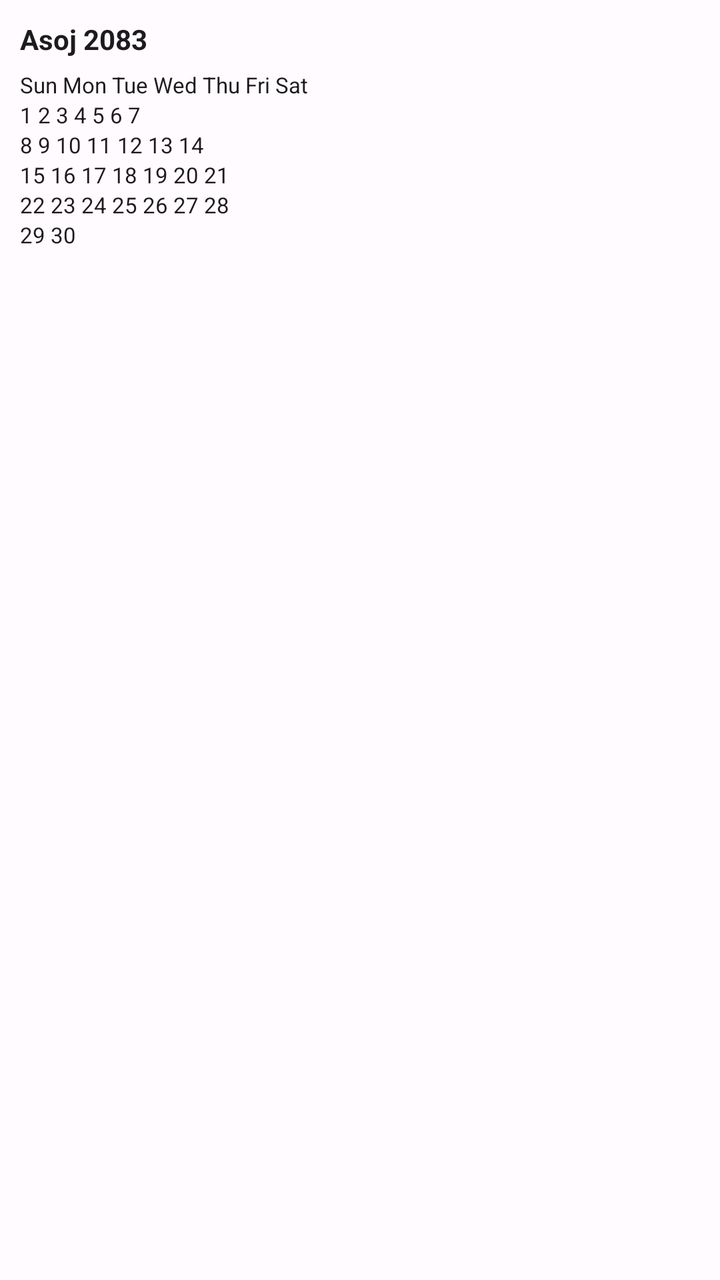
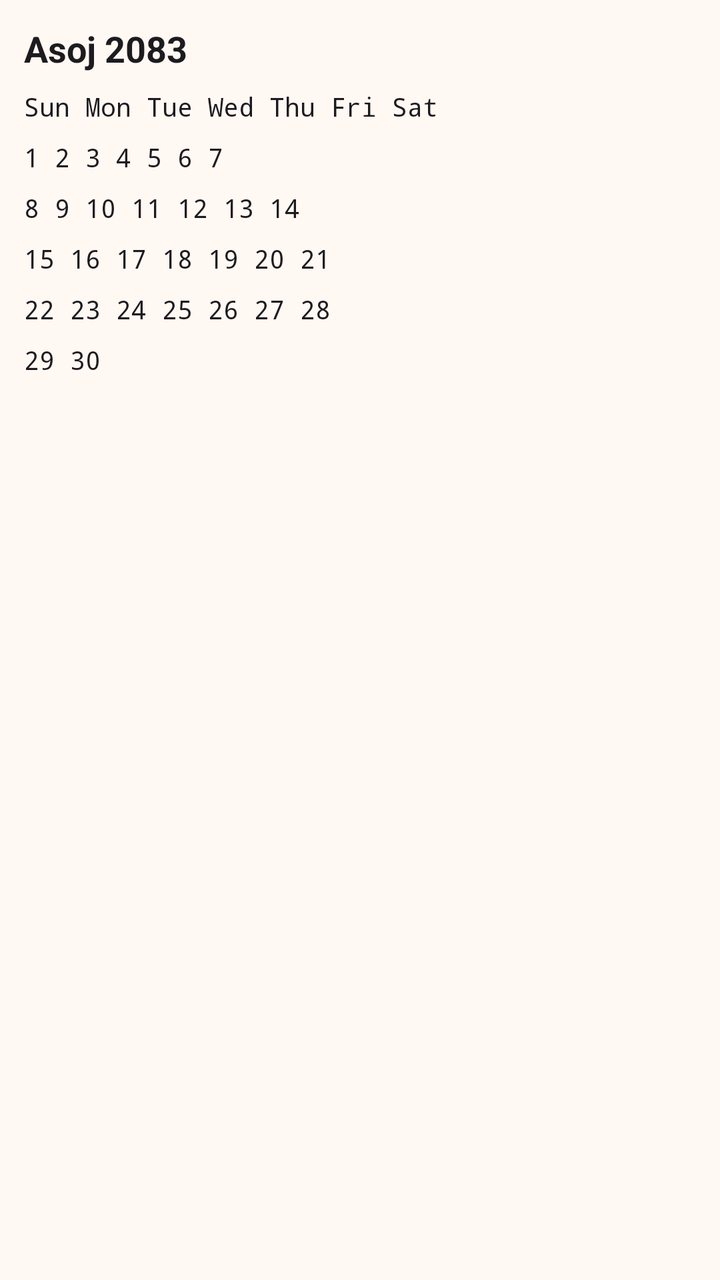

Two renders of the same Android screen: before a commit and after it. Below are the layout's source before the change and the commit's diff.
<!-- AndroidManifest.xml: application theme Theme.Nepdate -->
<!-- res/layout/widget_preview_month.xml -->
<?xml version="1.0" encoding="utf-8"?>
<LinearLayout xmlns:android="http://schemas.android.com/apk/res/android"
    xmlns:tools="http://schemas.android.com/tools"
    android:layout_width="match_parent"
    android:layout_height="match_parent"
    android:background="@color/nepdate_background"
    android:orientation="vertical"
    android:padding="10dp"
    tools:ignore="Overdraw">

    <TextView
        android:layout_width="wrap_content"
        android:layout_height="wrap_content"
        android:text="@string/widget_preview_month"
        android:textColor="@color/widget_preview_text"
        android:textSize="14sp"
        android:textStyle="bold" />

    <TextView
        android:layout_width="match_parent"
        android:layout_height="wrap_content"
        android:layout_marginTop="6dp"
        android:lineSpacingExtra="2dp"
        android:text="@string/widget_preview_grid"
        android:textColor="@color/widget_preview_text"
        android:textSize="11sp" />
</LinearLayout>
<!-- resources referenced by this layout -->
<resources>
  <color name="nepdate_background">#FFFBFE</color>
  <color name="widget_preview_text">#1C1B1F</color>
  <string name="widget_preview_grid">Sun Mon Tue Wed Thu Fri Sat\n1  2  3  4  5  6  7\n8  9 10 11 12 13 14\n15 16 17 18 19 20 21\n22 23 24 25 26 27 28\n29 30</string>
  <string name="widget_preview_month">Asoj 2083</string>
  <style name="Theme.Nepdate" parent="android:style/Theme.Material.Light.NoActionBar">
          <item name="android:windowBackground">@color/nepdate_background</item>
          <item name="android:statusBarColor">@android:color/transparent</item>
          <item name="android:navigationBarColor">@android:color/transparent</item>
          <item name="android:windowLightStatusBar">true</item>
      </style>
</resources>

<!-- the commit's change to res/layout/widget_preview_month.xml (unified diff, before → after) -->
@@ -3,25 +3,27 @@
     xmlns:tools="http://schemas.android.com/tools"
     android:layout_width="match_parent"
     android:layout_height="match_parent"
-    android:background="@color/nepdate_background"
+    android:background="@drawable/widget_shape_28"
+    android:backgroundTint="@color/nepdate_background"
     android:orientation="vertical"
-    android:padding="10dp"
-    tools:ignore="Overdraw">
+    android:padding="12dp"
+    tools:ignore="Overdraw,HardcodedText">
 
     <TextView
         android:layout_width="wrap_content"
         android:layout_height="wrap_content"
         android:text="@string/widget_preview_month"
         android:textColor="@color/widget_preview_text"
-        android:textSize="14sp"
+        android:textSize="18sp"
         android:textStyle="bold" />
 
     <TextView
-        android:layout_width="match_parent"
+        android:layout_width="wrap_content"
         android:layout_height="wrap_content"
-        android:layout_marginTop="6dp"
-        android:lineSpacingExtra="2dp"
+        android:layout_marginTop="8dp"
+        android:fontFamily="monospace"
+        android:lineSpacingExtra="10dp"
         android:text="@string/widget_preview_grid"
         android:textColor="@color/widget_preview_text"
-        android:textSize="11sp" />
+        android:textSize="13sp" />
 </LinearLayout>
<!-- resource entries referenced after the edit -->
@@ -1,7 +1,17 @@
 <!-- resources referenced by this layout -->
 <resources>
-  <color name="nepdate_background">#FFFBFE</color>
+  <color name="nepdate_background">#FFF8F3</color>
   <color name="widget_preview_text">#1C1B1F</color>
+  <!-- drawable widget_shape_28 (drawable) -->
+  <?xml version="1.0" encoding="utf-8"?>
+  <shape xmlns:android="http://schemas.android.com/apk/res/android" android:shape="rectangle">
+      <solid android:color="#FFFFFFFF" />
+      <corners
+          android:bottomLeftRadius="28dp"
+          android:bottomRightRadius="28dp"
+          android:topLeftRadius="28dp"
+          android:topRightRadius="28dp" />
+  </shape>
   <string name="widget_preview_grid">Sun Mon Tue Wed Thu Fri Sat\n1  2  3  4  5  6  7\n8  9 10 11 12 13 14\n15 16 17 18 19 20 21\n22 23 24 25 26 27 28\n29 30</string>
   <string name="widget_preview_month">Asoj 2083</string>
   <style name="Theme.Nepdate" parent="android:style/Theme.Material.Light.NoActionBar">
